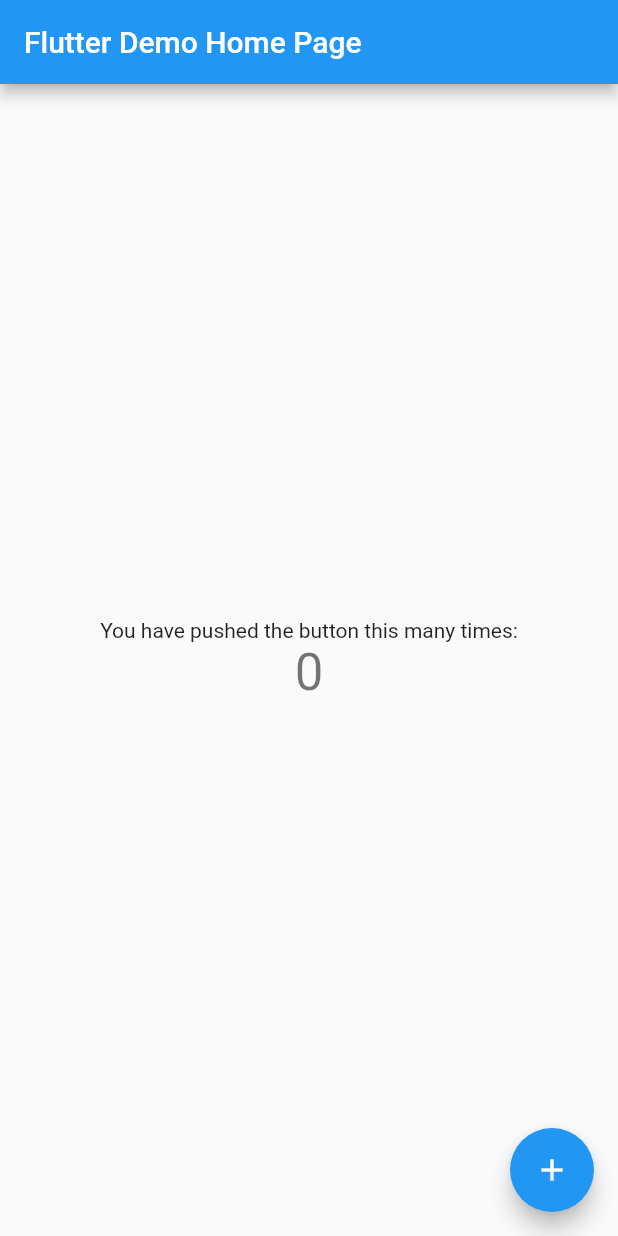
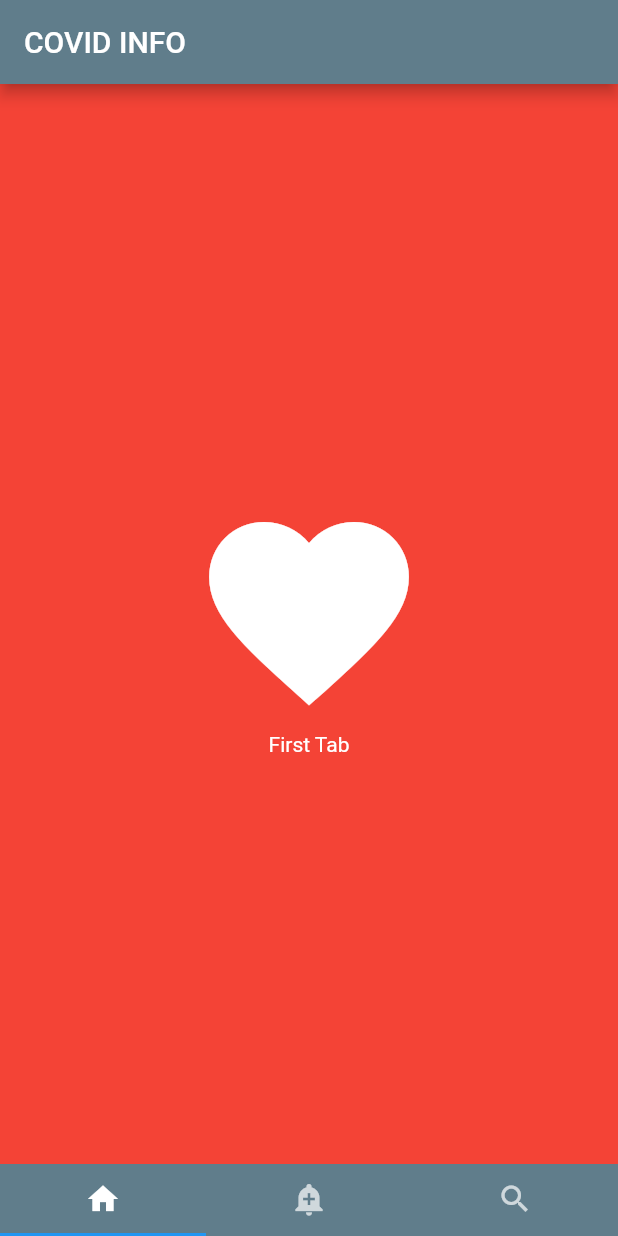
Before and after one commit to acewin888/covid-info, a Flutter app: the screen it shows after launch, on a phone screen of 412 x 824 dp. Run offline on Flutter 3.47's test engine with Material 2 defaults, Android fonts, the phone set to English and light mode, and no system bars.

Commit message:
add tab layout

```diff
--- /dev/null
+++ b/lib/home_tab/home_tab_page.dart
@@ -0,0 +1,29 @@
+import 'package:flutter/material.dart';
+
+class HomeTab extends StatelessWidget {
+  @override
+  Widget build(BuildContext context) {
+    return Scaffold(
+      backgroundColor: Colors.red,
+      body: Container(
+        child: Center(
+          child: Column(
+            // center the children
+            mainAxisAlignment: MainAxisAlignment.center,
+            children: <Widget>[
+              Icon(
+                Icons.favorite,
+                size: 160.0,
+                color: Colors.white,
+              ),
+              Text(
+                "First Tab",
+                style: TextStyle(color: Colors.white),
+              )
+            ],
+          ),
+        ),
+      ),
+    );
+  }
+}
--- a/lib/main.dart
+++ b/lib/main.dart
@@ -1,111 +1,72 @@
+import 'package:covidinfo/countries_tab/countries_tab_page.dart';
+import 'package:covidinfo/home_tab/home_tab_page.dart';
+import 'package:covidinfo/search_tab/search_tab_page.dart';
 import 'package:flutter/material.dart';
 
-void main() => runApp(MyApp());
+void main() => runApp(MaterialApp(
+      title: "COVID Info",
+      home: HomePage(),
+    ));
 
-class MyApp extends StatelessWidget {
-  // This widget is the root of your application.
+class HomePage extends StatefulWidget {
   @override
-  Widget build(BuildContext context) {
-    return MaterialApp(
-      title: 'Flutter Demo',
-      theme: ThemeData(
-        // This is the theme of your application.
-        //
-        // Try running your application with "flutter run". You'll see the
-        // application has a blue toolbar. Then, without quitting the app, try
-        // changing the primarySwatch below to Colors.green and then invoke
-        // "hot reload" (press "r" in the console where you ran "flutter run",
-        // or simply save your changes to "hot reload" in a Flutter IDE).
-        // Notice that the counter didn't reset back to zero; the application
-        // is not restarted.
-        primarySwatch: Colors.blue,
-      ),
-      home: MyHomePage(title: 'Flutter Demo Home Page'),
-    );
-  }
+  State createState() => HomeState();
 }
 
-class MyHomePage extends StatefulWidget {
-  MyHomePage({Key key, this.title}) : super(key: key);
-
-  // This widget is the home page of your application. It is stateful, meaning
-  // that it has a State object (defined below) that contains fields that affect
-  // how it looks.
-
-  // This class is the configuration for the state. It holds the values (in this
-  // case the title) provided by the parent (in this case the App widget) and
-  // used by the build method of the State. Fields in a Widget subclass are
-  // always marked "final".
-
-  final String title;
+class HomeState extends State<HomePage> with SingleTickerProviderStateMixin {
+  TabController tabController;
 
   @override
-  _MyHomePageState createState() => _MyHomePageState();
-}
+  void initState() {
+    super.initState();
+    tabController = TabController(length: 3, vsync: this);
+  }
 
-class _MyHomePageState extends State<MyHomePage> {
-  int _counter = 0;
-
-  void _incrementCounter() {
-    setState(() {
-      // This call to setState tells the Flutter framework that something has
-      // changed in this State, which causes it to rerun the build method below
-      // so that the display can reflect the updated values. If we changed
-      // _counter without calling setState(), then the build method would not be
-      // called again, and so nothing would appear to happen.
-      _counter++;
-    });
+  @override
+  void dispose() {
+    tabController.dispose();
+    super.dispose();
   }
 
   @override
   Widget build(BuildContext context) {
-    // This method is rerun every time setState is called, for instance as done
-    // by the _incrementCounter method above.
-    //
-    // The Flutter framework has been optimized to make rerunning build methods
-    // fast, so that you can just rebuild anything that needs updating rather
-    // than having to individually change instances of widgets.
     return Scaffold(
+      // Appbar
       appBar: AppBar(
-        // Here we take the value from the MyHomePage object that was created by
-        // the App.build method, and use it to set our appbar title.
-        title: Text(widget.title),
+        // Title
+        title: Text("COVID INFO"),
+        // Set the background color of the App Bar
+        backgroundColor: Colors.blueGrey
       ),
-      body: Center(
-        // Center is a layout widget. It takes a single child and positions it
-        // in the middle of the parent.
-        child: Column(
-          // Column is also a layout widget. It takes a list of children and
-          // arranges them vertically. By default, it sizes itself to fit its
-          // children horizontally, and tries to be as tall as its parent.
-          //
-          // Invoke "debug painting" (press "p" in the console, choose the
-          // "Toggle Debug Paint" action from the Flutter Inspector in Android
-          // Studio, or the "Toggle Debug Paint" command in Visual Studio Code)
-          // to see the wireframe for each widget.
-          //
-          // Column has various properties to control how it sizes itself and
-          // how it positions its children. Here we use mainAxisAlignment to
-          // center the children vertically; the main axis here is the vertical
-          // axis because Columns are vertical (the cross axis would be
-          // horizontal).
-          mainAxisAlignment: MainAxisAlignment.center,
-          children: <Widget>[
-            Text(
-              'You have pushed the button this many times:',
+      // Set the TabBar view as the body of the Scaffold
+      body: TabBarView(
+        // Add tabs as widgets
+        children: <Widget>[HomeTab(), CountriesTab(), SearchTab()],
+        // set the controller
+        controller: tabController,
+      ),
+      // Set the bottom navigation bar
+      bottomNavigationBar: Material(
+        // set the color of the bottom navigation bar
+        color: Colors.blueGrey,
+        // set the tab bar as the child of bottom navigation bar
+        child: TabBar(
+          tabs: <Tab>[
+            Tab(
+              // set icon to the tab
+              icon: Icon(Icons.home),
             ),
-            Text(
-              '$_counter',
-              style: Theme.of(context).textTheme.display1,
+            Tab(
+              icon: Icon(Icons.add_alert),
+            ),
+            Tab(
+              icon: Icon(Icons.search),
             ),
           ],
+          // setup the controller
+          controller: tabController,
         ),
       ),
-      floatingActionButton: FloatingActionButton(
-        onPressed: _incrementCounter,
-        tooltip: 'Increment',
-        child: Icon(Icons.add),
-      ), // This trailing comma makes auto-formatting nicer for build methods.
     );
   }
 }
```
Also changed, not shown: lib/countries_tab/countries_tab_page.dart (added, +29 -0 lines), lib/search_tab/search_tab_page.dart (added, +29 -0 lines), 1 other file.
